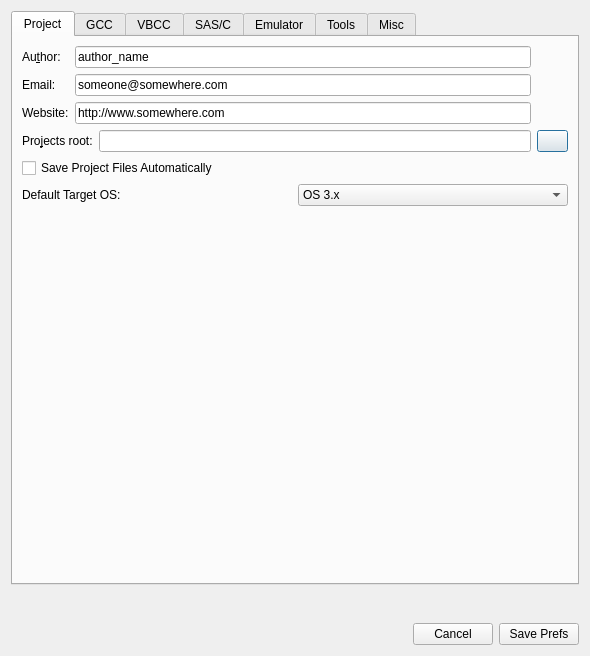
Before: the Qt Designer form prefsdialog.ui in mbergmann-sh/AmigaED4-IDE, drawn with Qt 5.
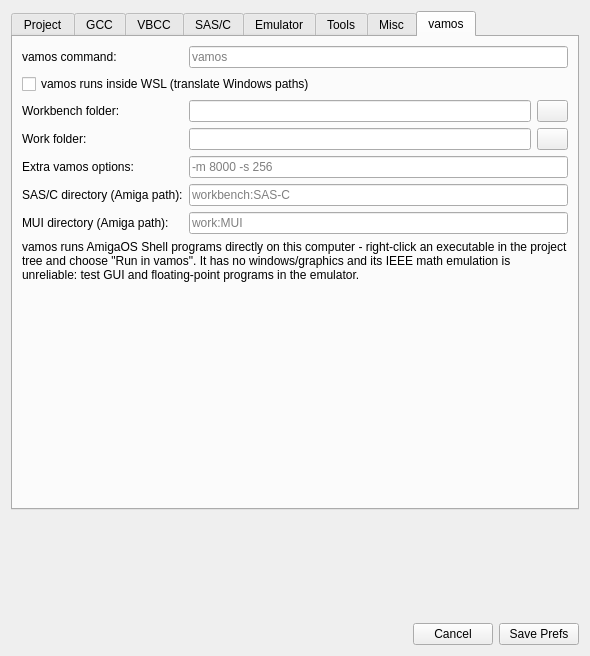
After: the same form once the commit is applied. The open tabs and pages were chosen to show the change. Icons and pictures are not drawn.

Commit message: rev.159: vamos + emulator start, FlexCat projects, MUI template fixes

What changed in the file:
```diff
--- a/prefsdialog.ui
+++ b/prefsdialog.ui
@@ -147,6 +147,46 @@
              </property>
             </widget>
            </item>
+           <item row="4" column="0" colspan="2">
+            <widget class="QLabel" name="label_projectsRootAmiga">
+             <property name="text">
+              <string>Projects root on the Amiga:</string>
+             </property>
+             <property name="buddy">
+              <cstring>lineEdit_projectsRootAmiga</cstring>
+             </property>
+            </widget>
+           </item>
+           <item row="4" column="2">
+            <widget class="QLineEdit" name="lineEdit_projectsRootAmiga">
+             <property name="toolTip">
+              <string>The projects root as the emulated Amiga sees it, e.g. Work:Projekte (an Amiga path, not a Windows path) - needed to start programs in the emulator. Usually leave it empty: AmigaED works it out from the folder drives of your emulator configuration (Emulator tab, OS 3.x).</string>
+             </property>
+             <property name="placeholderText">
+              <string>Work:Projekte</string>
+             </property>
+            </widget>
+           </item>
+           <item row="4" column="3">
+            <widget class="QPushButton" name="btn_getProjectsRootAmiga">
+             <property name="maximumSize">
+              <size>
+               <width>31</width>
+               <height>25</height>
+              </size>
+             </property>
+             <property name="toolTip">
+              <string>Pick the projects root inside one of your emulator's folder drives - AmigaED turns it into the Amiga path (from the emulator configuration on the Emulator tab).</string>
+             </property>
+             <property name="text">
+              <string/>
+             </property>
+             <property name="icon">
+              <iconset resource="application.qrc">
+               <normaloff>:/images/open.png</normaloff>:/images/open.png</iconset>
+             </property>
+            </widget>
+           </item>
           </layout>
          </item>
          <item row="1" column="0" colspan="2">
@@ -1187,6 +1227,16 @@
            </property>
           </widget>
          </item>
+         <item row="4" column="0" colspan="5">
+          <widget class="QPushButton" name="btn_setupStartScript">
+           <property name="toolTip">
+            <string>Adds the AmigaED block to your Amiga's S:User-Startup, so AmigaED can start programs in the running emulator. Asks for the User-Startup file (inside your Workbench folder); a block that is already there is updated, not added twice.</string>
+           </property>
+           <property name="text">
+            <string>Set up start script in S:User-Startup...</string>
+           </property>
+          </widget>
+         </item>
         </layout>
        </item>
        <item row="1" column="0">
@@ -1533,6 +1583,49 @@
          </layout>
         </widget>
        </item>
+       <item>
+        <widget class="QGroupBox" name="groupBox_Multilingual">
+         <property name="title">
+          <string>Multilingual Programs</string>
+         </property>
+         <layout class="QHBoxLayout" name="horizontalLayout_Multilingual">
+          <item>
+           <widget class="QLabel" name="label_FlexCatPath">
+            <property name="text">
+             <string>Path to FlexCat:</string>
+            </property>
+            <property name="buddy">
+             <cstring>lineEdit_FlexCatPath</cstring>
+            </property>
+           </widget>
+          </item>
+          <item>
+           <widget class="QLineEdit" name="lineEdit_FlexCatPath">
+            <property name="toolTip">
+             <string>FlexCat executable (e.g. C:/amiga-gcc/bin/FlexCat.exe or /opt/amiga/bin/flexcat). Its &quot;sd&quot; folder (source descriptions) must sit next to it. Used by multilingual projects to generate the string header from the .cd file and the catalogs from the .ct files.</string>
+            </property>
+           </widget>
+          </item>
+          <item>
+           <widget class="QPushButton" name="btn_getFlexCatPath">
+            <property name="maximumSize">
+             <size>
+              <width>31</width>
+              <height>25</height>
+             </size>
+            </property>
+            <property name="text">
+             <string/>
+            </property>
+            <property name="icon">
+             <iconset resource="application.qrc">
+              <normaloff>:/images/new.png</normaloff>:/images/new.png</iconset>
+            </property>
+           </widget>
+          </item>
+         </layout>
+        </widget>
+       </item>
        <item>
         <spacer name="verticalSpacer_Tools">
          <property name="orientation">
@@ -1784,6 +1877,183 @@
        </item>
       </layout>
      </widget>
+     <widget class="QWidget" name="tabVamos">
+      <attribute name="title">
+       <string>vamos</string>
+      </attribute>
+      <attribute name="toolTip">
+       <string>vamos (amitools) - runs AmigaOS Shell programs directly on this computer</string>
+      </attribute>
+      <layout class="QGridLayout" name="gridLayout_vamosOuter">
+       <item row="0" column="0">
+        <layout class="QGridLayout" name="gridLayout_vamos">
+         <item row="0" column="0">
+          <widget class="QLabel" name="label_vamosCommand">
+           <property name="text">
+            <string>vamos command:</string>
+           </property>
+          </widget>
+         </item>
+         <item row="0" column="1" colspan="2">
+          <widget class="QLineEdit" name="lineEdit_vamosCommand">
+           <property name="toolTip">
+            <string>How AmigaED starts vamos (amitools). Linux/macOS: e.g. &quot;vamos&quot; or the full path to it. Windows: vamos runs inside WSL, e.g. &quot;wsl ~/amitools-venv/bin/vamos&quot;. Program and arguments are split like a shell command line.</string>
+           </property>
+           <property name="placeholderText">
+            <string>vamos</string>
+           </property>
+          </widget>
+         </item>
+         <item row="1" column="0" colspan="3">
+          <widget class="QCheckBox" name="checkBox_vamosWSL">
+           <property name="toolTip">
+            <string>vamos runs inside WSL: AmigaED translates Windows paths (D:\x\y) into WSL paths (/mnt/d/x/y) and quotes all arguments for the WSL shell.</string>
+           </property>
+           <property name="text">
+            <string>vamos runs inside WSL (translate Windows paths)</string>
+           </property>
+          </widget>
+         </item>
+         <item row="2" column="0">
+          <widget class="QLabel" name="label_vamosWorkbenchDir">
+           <property name="text">
+            <string>Workbench folder:</string>
+           </property>
+          </widget>
+         </item>
+         <item row="2" column="1">
+          <widget class="QLineEdit" name="lineEdit_vamosWorkbenchDir">
+           <property name="toolTip">
+            <string>Optional: host folder of your emulator's &quot;Workbench&quot; partition. Mounted in vamos as volume workbench: (the same folder your emulator uses). Leave empty if your vamos command already mounts it.</string>
+           </property>
+          </widget>
+         </item>
+         <item row="2" column="2">
+          <widget class="QPushButton" name="btn_getVamosWorkbenchDir">
+           <property name="maximumSize">
+            <size>
+             <width>31</width>
+             <height>25</height>
+            </size>
+           </property>
+           <property name="text">
+            <string/>
+           </property>
+           <property name="icon">
+            <iconset resource="application.qrc">
+             <normaloff>:/images/new.png</normaloff>:/images/new.png</iconset>
+           </property>
+          </widget>
+         </item>
+         <item row="3" column="0">
+          <widget class="QLabel" name="label_vamosWorkDir">
+           <property name="text">
+            <string>Work folder:</string>
+           </property>
+          </widget>
+         </item>
+         <item row="3" column="1">
+          <widget class="QLineEdit" name="lineEdit_vamosWorkDir">
+           <property name="toolTip">
+            <string>Optional: host folder of your emulator's &quot;Work&quot; partition. Mounted in vamos as volume work:. Leave empty if your vamos command already mounts it.</string>
+           </property>
+          </widget>
+         </item>
+         <item row="3" column="2">
+          <widget class="QPushButton" name="btn_getVamosWorkDir">
+           <property name="maximumSize">
+            <size>
+             <width>31</width>
+             <height>25</height>
+            </size>
+           </property>
+           <property name="text">
+            <string/>
+           </property>
+           <property name="icon">
+            <iconset resource="application.qrc">
+             <normaloff>:/images/new.png</normaloff>:/images/new.png</iconset>
+           </property>
+          </widget>
+         </item>
+         <item row="4" column="0">
+          <widget class="QLabel" name="label_vamosOpts">
+           <property name="text">
+            <string>Extra vamos options:</string>
+           </property>
+          </widget>
+         </item>
+         <item row="4" column="1" colspan="2">
+          <widget class="QLineEdit" name="lineEdit_vamosOpts">
+           <property name="toolTip">
+            <string>Added to every vamos call before the program, e.g. &quot;-m 8000 -s 256&quot; (8 MB RAM, 256 KB stack - what SAS/C needs; vamos refuses much more than ~8 MB).</string>
+           </property>
+           <property name="placeholderText">
+            <string>-m 8000 -s 256</string>
+           </property>
+          </widget>
+         </item>
+         <item row="5" column="0">
+          <widget class="QLabel" name="label_vamosSascDir">
+           <property name="text">
+            <string>SAS/C directory (Amiga path):</string>
+           </property>
+          </widget>
+         </item>
+         <item row="5" column="1" colspan="2">
+          <widget class="QLineEdit" name="lineEdit_vamosSascDir">
+           <property name="toolTip">
+            <string>Where SAS/C lives, as an Amiga path inside the volumes above - assigned as sc: for &quot;Build Project with SAS/C (vamos)&quot;. Default: workbench:SAS-C</string>
+           </property>
+           <property name="placeholderText">
+            <string>workbench:SAS-C</string>
+           </property>
+          </widget>
+         </item>
+         <item row="6" column="0">
+          <widget class="QLabel" name="label_vamosMuiDir">
+           <property name="text">
+            <string>MUI directory (Amiga path):</string>
+           </property>
+          </widget>
+         </item>
+         <item row="6" column="1" colspan="2">
+          <widget class="QLineEdit" name="lineEdit_vamosMuiDir">
+           <property name="toolTip">
+            <string>Where MUI lives, as an Amiga path - assigned as MUI: for SAS/C builds of MUI projects (their includes come from MUI:Developer/C/Include). Default: work:MUI</string>
+           </property>
+           <property name="placeholderText">
+            <string>work:MUI</string>
+           </property>
+          </widget>
+         </item>
+         <item row="7" column="0" colspan="3">
+          <widget class="QLabel" name="label_vamosInfo">
+           <property name="text">
+            <string>vamos runs AmigaOS Shell programs directly on this computer - right-click an executable in the project tree and choose &quot;Run in vamos&quot;. It has no windows/graphics and its IEEE math emulation is unreliable: test GUI and floating-point programs in the emulator.</string>
+           </property>
+           <property name="wordWrap">
+            <bool>true</bool>
+           </property>
+          </widget>
+         </item>
+        </layout>
+       </item>
+       <item row="1" column="0">
+        <spacer name="verticalSpacer_vamos">
+         <property name="orientation">
+          <enum>Qt::Orientation::Vertical</enum>
+         </property>
+         <property name="sizeHint" stdset="0">
+          <size>
+           <width>20</width>
+           <height>40</height>
+          </size>
+         </property>
+        </spacer>
+       </item>
+      </layout>
+     </widget>
     </widget>
    </item>
    <item row="1" column="1">
```
Left out of the diff: 12 changed lines with no effect on the pictures. The commit also changes 24 other files.
